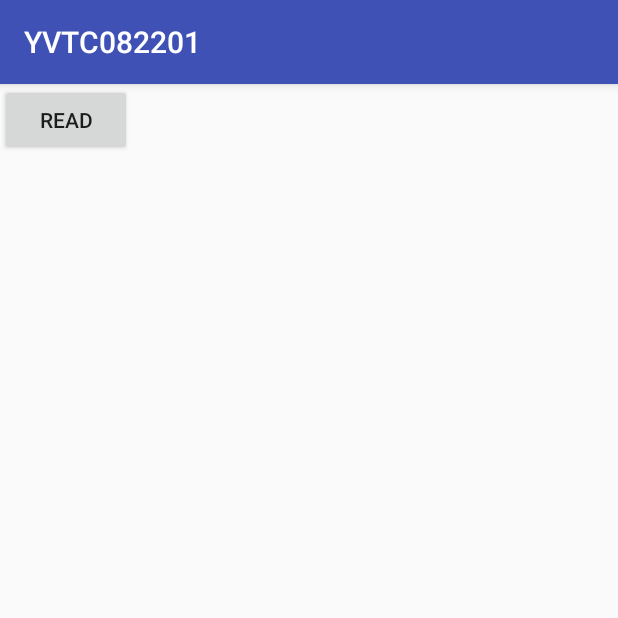
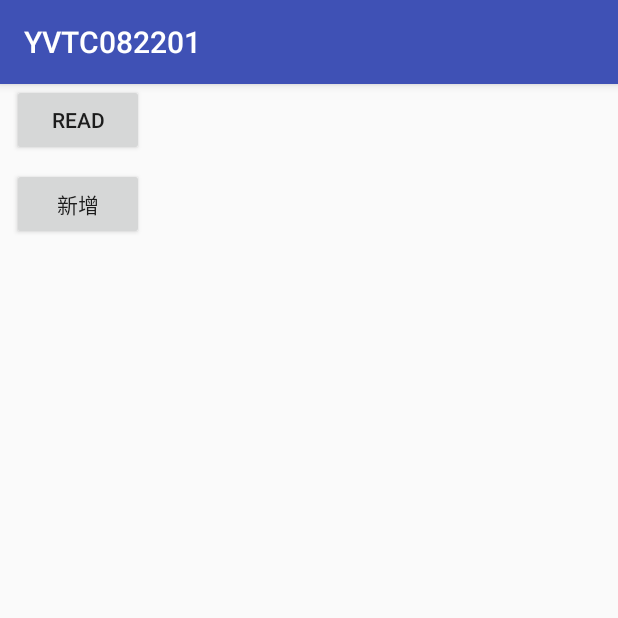
Before and after one commit to Shaojung/YVTC082201, an Android app: the screen it shows after launch (MainActivity), on a phone screen of 412 x 824 dp, the top half of it. Run offline under Robolectric (Android 15) with nearby library versions, the phone set to English and light mode, and no system bars.

```diff
--- a/app/src/main/res/layout/activity_main.xml
+++ b/app/src/main/res/layout/activity_main.xml
@@ -12,6 +12,18 @@
         android:layout_height="wrap_content"
         android:onClick="clickRead"
         android:text="Read"
-        tools:layout_editor_absoluteX="16dp"
-        tools:layout_editor_absoluteY="16dp" />
+        tools:layout_editor_absoluteY="16dp"
+        android:layout_marginLeft="8dp"
+        app:layout_constraintLeft_toLeftOf="parent" />
+
+    <Button
+        android:id="@+id/button2"
+        android:layout_width="wrap_content"
+        android:layout_height="wrap_content"
+        android:layout_marginLeft="8dp"
+        android:layout_marginTop="8dp"
+        android:onClick="clickAdd"
+        android:text="新增"
+        app:layout_constraintLeft_toLeftOf="parent"
+        app:layout_constraintTop_toBottomOf="@+id/button" />
 </android.support.constraint.ConstraintLayout>
```
Also changed, not shown: app/src/main/java/com/example/yvtc/yvtc082201/MainActivity.java (+11 -0 lines).
